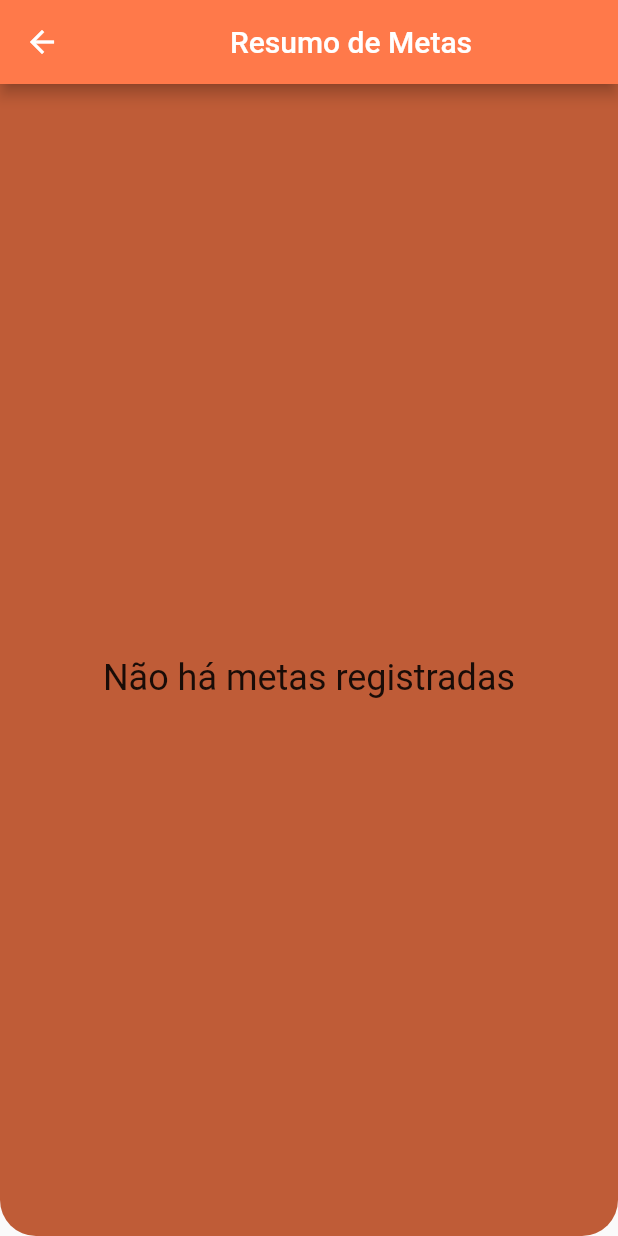
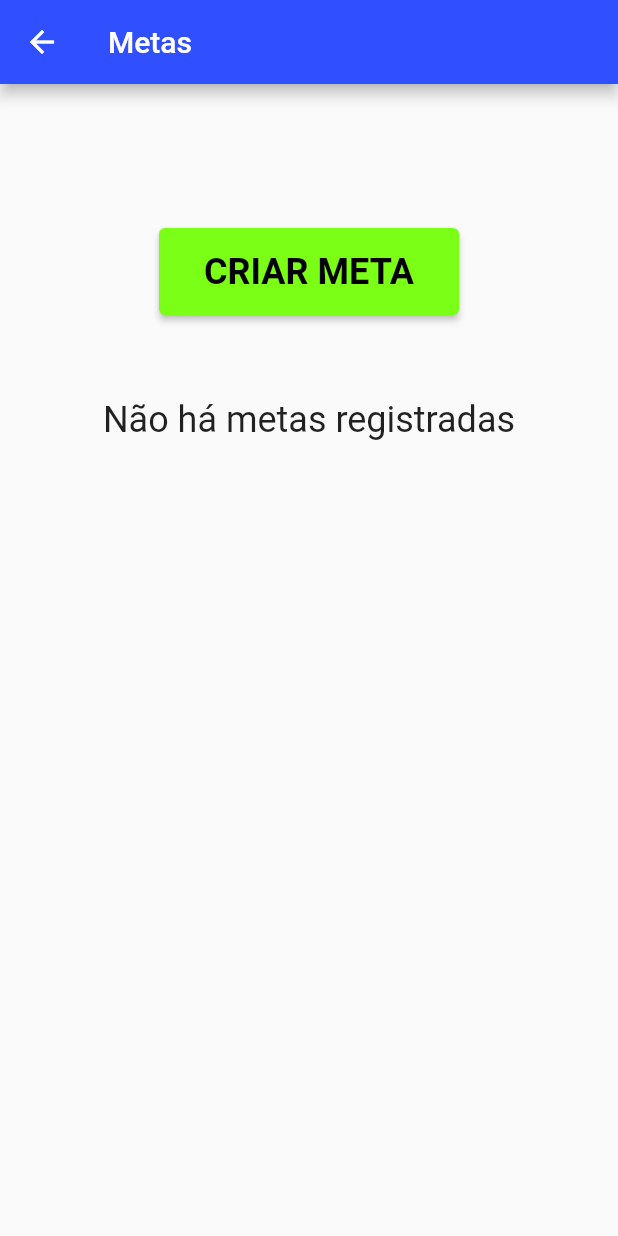
Before and after one commit to SamNascimento/BetterDays, a Flutter app: the ResumoMetasButton screen opened directly with empty values, after a tap on "Resumo de Metas", on a phone screen of 412 x 824 dp. Run offline on Flutter 3.47's test engine with Material 2 defaults, Android fonts, the phone set to English and light mode, and no system bars; our stand-ins replace shared_preferences, vibration; missing offline and left inert: flutter_alarm_clock, flutter_ringtone_player, http_interceptor; accounts and stored records are empty; statements that could not run were skipped.

Commit message:
CONSEGUI FAZER FUNCIONAR A LISTA DE METAS

```diff
--- a/lib/http/webclient.dart
+++ b/lib/http/webclient.dart
@@ -4,6 +4,9 @@ import 'package:http_interceptor/http_interceptor.dart';
 
 const String baseUrl = 'https://samnascimento.dev/api/';
 
-final Client client = InterceptedClient.build(interceptors: [
-  LoggingInterceptor(),
-]);
+final Client client = InterceptedClient.build(
+  interceptors: [
+    LoggingInterceptor(),
+  ],
+  requestTimeout: const Duration(seconds: 10),
+);
--- a/lib/main.dart
+++ b/lib/main.dart
@@ -2,6 +2,7 @@ import 'package:better_days/screens/alarme_screen.dart';
 import 'package:better_days/screens/cadastro_screen.dart';
 import 'package:better_days/screens/exercicios_screen.dart';
 import 'package:better_days/screens/login_screen.dart';
+import 'package:better_days/screens/metas_screen.dart';
 import 'package:better_days/screens/pomodoro_screen.dart';
 import 'package:better_days/screens/principal_screen.dart';
 import 'package:better_days/screens/respiracao_screen.dart';
@@ -26,6 +27,7 @@ class MyApp extends StatelessWidget {
         '/respiracao': (context) => const RespiracaoScreen(),
         '/alarme': (context) => const AlarmeScreen(),
         '/exercicios': (context) => const ExerciciosScreen(),
+        '/metas': (context) => const MetasScreen(),
       },
     );
   }
--- a/lib/models/listametas.dart
+++ b/lib/models/listametas.dart
@@ -1,18 +1,19 @@
 class ListaMetas {
   final int? idMetas;
   final int idUsuario;
-  final DateTime dataRegistro;
+  final String? dataRegistro;
   final String titulo;
   final String descricao;
   final bool isConcluido;
 
-  ListaMetas(
-      {required this.idUsuario,
-      required this.dataRegistro,
-      required this.titulo,
-      required this.descricao,
-      required this.isConcluido,
-      this.idMetas});
+  ListaMetas({
+    required this.idUsuario,
+    required this.titulo,
+    required this.descricao,
+    required this.isConcluido,
+    this.idMetas,
+    this.dataRegistro,
+  });
 
   @override
   String toString() =>
@@ -28,9 +29,7 @@ class ListaMetas {
 
   Map<String, dynamic> toJson() => {
         'idUsuario': idUsuario,
-        'dataRegistro': dataRegistro,
         'titulo': titulo,
         'descricao': descricao,
-        'isConcluido': isConcluido,
       };
 }
--- a/lib/screens/login_screen.dart
+++ b/lib/screens/login_screen.dart
@@ -160,7 +160,6 @@ class _LoginScreenState extends State<LoginScreen> {
     showDialog(
         context: context,
         builder: (contextDialog) {
-          // É importante que esse erro genérico aconteça mais embaixo de todos pois é uma chamada encadeada
           return FailureDialog(message);
         });
   }
--- a/lib/screens/metas_screen.dart
+++ b/lib/screens/metas_screen.dart
@@ -1,19 +1,155 @@
+import 'package:better_days/components/meta_button.dart';
+import 'package:better_days/components/progress.dart';
+import 'package:better_days/http/webclients/listametas_webclient.dart';
+import 'package:better_days/models/listametas.dart';
+import 'package:better_days/screens/specific_screens/meta_screen.dart';
 import 'package:flutter/material.dart';
+import 'package:shared_preferences/shared_preferences.dart';
 
-class MetasScreen extends StatelessWidget {
+class MetasScreen extends StatefulWidget {
   const MetasScreen({Key? key}) : super(key: key);
+
+  @override
+  State<MetasScreen> createState() => _MetasScreenState();
+}
+
+class _MetasScreenState extends State<MetasScreen> {
+  int _idUsuario = 0;
+  final ListaMetasWebClient _webClient = ListaMetasWebClient();
+
+  void _obterDadosUsuarioLogado() async {
+    final prefs = await SharedPreferences.getInstance();
+
+    int idUsuario = (prefs.getInt('idUsuario') ?? 0);
+
+    setState(() {
+      _idUsuario = idUsuario;
+    });
+  }
+
+  @override
+  void initState() {
+    super.initState();
+    _obterDadosUsuarioLogado();
+  }
 
   @override
   Widget build(BuildContext context) {
     return Scaffold(
       appBar: AppBar(
         backgroundColor: const Color(0xFF304FFE),
-          title: const Text('Better Days'),
+        title: const Text('Metas'),
       ),
       body: SingleChildScrollView(
+        child: Padding(
+          padding: const EdgeInsets.all(64.0),
           child: Column(
+            children: [
+              Padding(
+                padding: const EdgeInsets.only(top: 32.0, bottom: 32.0),
+                child: ElevatedButton(
+                  onPressed: () {
+                    Navigator.of(context)
+                        .push(
+                      MaterialPageRoute(
+                        builder: (context) => MetaScreen(
+                          isCriacaoMeta: true,
+                          idUsuario: _idUsuario,
+                        ),
+                      ),
+                    )
+                        .then((value) {
+                      setState(() {});
+                    });
+                  },
+                  style: ElevatedButton.styleFrom(
+                    backgroundColor: const Color(0xFF7BFF17),
+                    padding: const EdgeInsets.symmetric(
+                      horizontal: 30,
+                      vertical: 15,
+                    ),
+                    textStyle: const TextStyle(
+                      fontSize: 24,
+                      fontWeight: FontWeight.bold,
+                    ),
+                  ),
+                  child: const Text(
+                    'CRIAR META',
+                    style: TextStyle(color: Colors.black),
+                  ),
+                ),
+              ),
+              FutureBuilder<List<ListaMetas>>(
+                future: _webClient.obterMetas(_idUsuario),
+                builder: (context, snapshot) {
+                  switch (snapshot.connectionState) {
+                    case ConnectionState.none:
+                      break;
 
+                    case ConnectionState.waiting:
+                      return const Progress();
+
+                    case ConnectionState.active:
+                      break;
+
+                    case ConnectionState.done:
+                      final List<ListaMetas> listaMetas = snapshot.data ?? [];
+                      if (listaMetas.isNotEmpty) {
+                        return ListView.builder(
+                          scrollDirection: Axis.vertical,
+                          shrinkWrap: true,
+                          itemBuilder: (context, index) {
+                            final ListaMetas listaMeta = listaMetas[index];
+                            return MetaButton(
+                              idMetas: listaMeta.idMetas!,
+                              idUsuario: listaMeta.idUsuario,
+                              titulo: listaMeta.titulo,
+                              descricao: listaMeta.descricao,
+                              isConcluido: listaMeta.isConcluido,
+                            );
+                          },
+                          itemCount: listaMetas.length,
+                        );
+                      }
+
+                      return Center(
+                        child: Column(
+                          mainAxisAlignment: MainAxisAlignment.center,
+                          crossAxisAlignment: CrossAxisAlignment.center,
+                          children: const <Widget>[
+                            Padding(
+                              padding: EdgeInsets.only(top: 24.0),
+                              child: Text(
+                                'Não há metas registradas',
+                                style: TextStyle(fontSize: 24),
                               ),
-        ));
+                            ),
+                          ],
+                        ),
+                      );
+                  }
+
+                  return Center(
+                    child: Column(
+                      mainAxisAlignment: MainAxisAlignment.center,
+                      crossAxisAlignment: CrossAxisAlignment.center,
+                      children: const <Widget>[
+                        Padding(
+                          padding: EdgeInsets.only(top: 24.0),
+                          child: Text(
+                            'Erro ao carregar metas',
+                            style: TextStyle(fontSize: 24),
+                          ),
+                        ),
+                      ],
+                    ),
+                  );
+                },
+              ),
+            ],
+          ),
+        ),
+      ),
+    );
   }
 }
--- a/lib/screens/principal_screen.dart
+++ b/lib/screens/principal_screen.dart
@@ -95,7 +95,7 @@ class _TelaPrincipalScreenState extends State<TelaPrincipalScreen> {
                         MenuButton(
                             icone: Icons.bookmark_added_outlined,
                             nome: 'Metas',
-                            onClick: () {}),
+                            onClick: () => Navigator.pushNamed(context, '/metas')),
                         MenuButton(
                             icone: Icons.perm_contact_calendar_outlined,
                             nome: 'Diário',
```
Also changed, not shown: lib/components/meta_button.dart (added, +161 -0 lines), lib/components/resumo_metas_button.dart (+13 -4 lines), lib/screens/specific_screens/meta_screen.dart (added, +244 -0 lines), 1 other file. Lines whose indentation alone changed are shown as unchanged.
